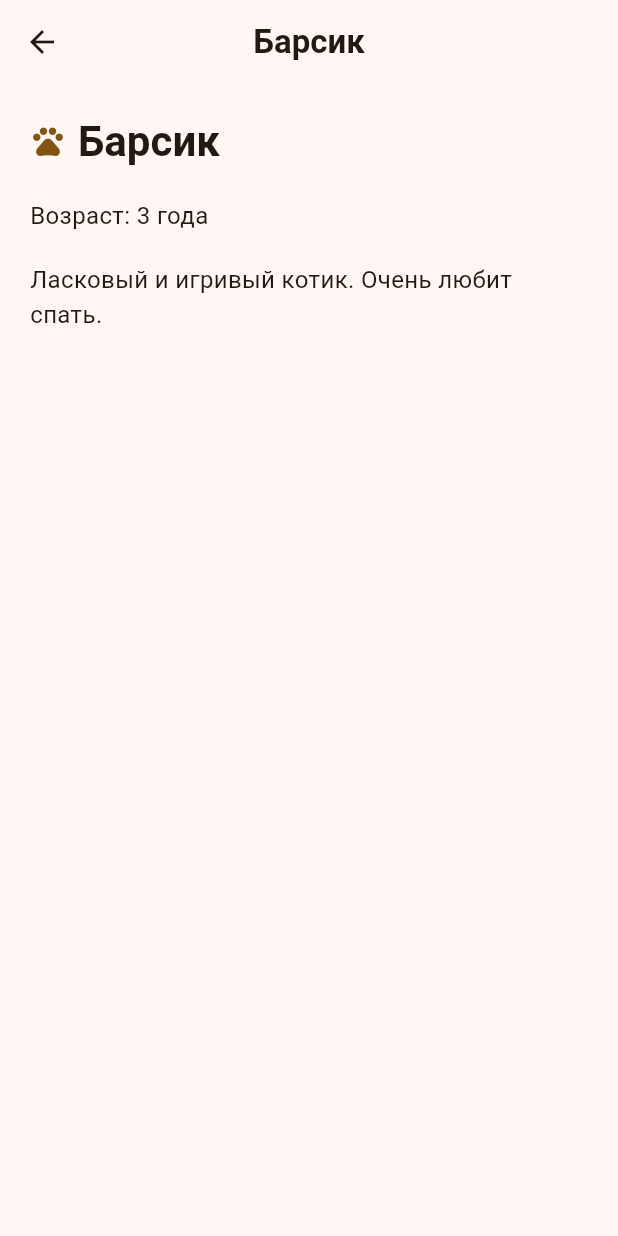
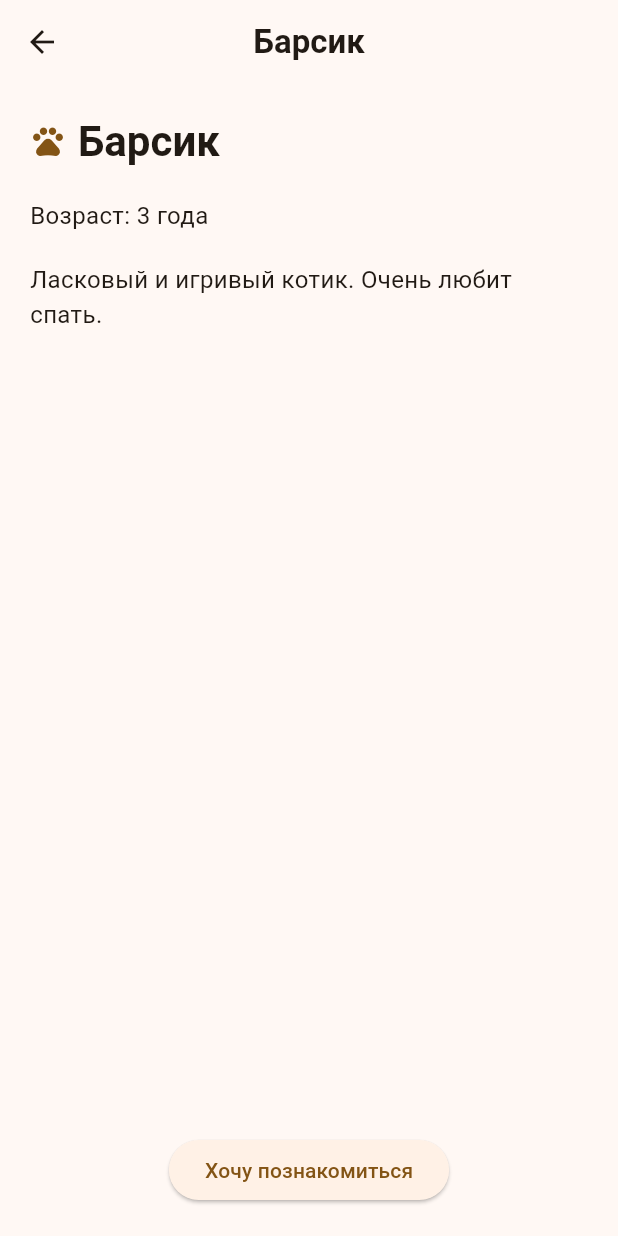
Before and after one commit to Askalitus/CatShelter, a Flutter app: the screen it shows after launch, after a tap on "Барсик", on a phone screen of 412 x 824 dp. Run offline on Flutter 3.47's test engine with Material 3 defaults, Android fonts, the light colour scheme and no system bars.

Commit message:
Добавление функции возврата на страницу деталей кота и улучшение обработки выбора кота на главной странице

```diff
--- a/lib/screens/cat_detail_page.dart
+++ b/lib/screens/cat_detail_page.dart
@@ -12,11 +12,18 @@ class CatDetailPage extends StatelessWidget {
     final textTheme = Theme.of(context).textTheme;
     final colorScheme = Theme.of(context).colorScheme;
 
+    void goBack() {
+      Navigator.of(context).pop<bool>(true);
+    }
+
     return Scaffold(
       appBar: AppBar(title: Text(cat.name), centerTitle: true),
       body: Padding(
         padding: const EdgeInsets.all(20),
-        child: SingleChildScrollView(
+        child: Column(
+          mainAxisAlignment: MainAxisAlignment.spaceBetween,
+          children: [
+            SingleChildScrollView(
               child: Column(
                 crossAxisAlignment: CrossAxisAlignment.start,
                 spacing: 20,
@@ -38,6 +45,12 @@ class CatDetailPage extends StatelessWidget {
                 ],
               ),
             ),
+            ElevatedButton(
+              onPressed: goBack,
+              child: Text('Хочу познакомиться'),
+            ),
+          ],
+        ),
       ),
     );
   }
--- a/lib/screens/main_page.dart
+++ b/lib/screens/main_page.dart
@@ -41,9 +41,17 @@ class _MainPageState extends State<MainPage> {
     });
   }
 
-  void openCatDetails(Cat cat) {
-    Navigator.of(context).push(
-      MaterialPageRoute<void>(builder: (context) => CatDetailPage(cat: cat)),
+  Future<void> openCatDetails(Cat cat) async {
+    final bool? result = await Navigator.of(context).push(
+      MaterialPageRoute<bool>(builder: (context) => CatDetailPage(cat: cat)),
+    );
+
+    if (!mounted || result == null || !result) {
+      return;
+    }
+    ScaffoldMessenger.of(context).removeCurrentSnackBar();
+    ScaffoldMessenger.of(context).showSnackBar(
+      SnackBar(content: Text('Вы выбрали ${cat.name} для знакомства!')),
     );
   }
 
```
Lines whose indentation alone changed are shown as unchanged.
